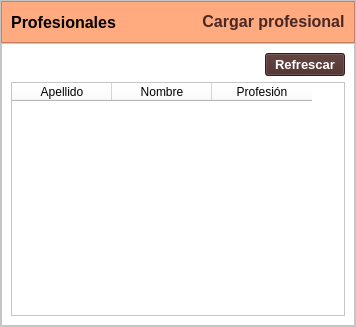
Before: the Qt Designer form gui/listado_profesionales_paciente.ui in ayenaccarato/Marcanac, drawn with Qt 5.
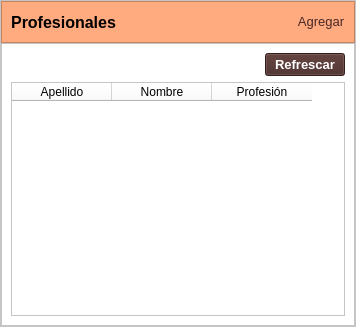
After: the same form once the commit is applied. Icons and pictures are not drawn.

Diff of the .ui file:
```diff
--- a/gui/listado_profesionales_paciente.ui
+++ b/gui/listado_profesionales_paciente.ui
@@ -136,9 +136,9 @@
             <property name="font">
              <font>
               <family>Segoe UI</family>
-              <pointsize>12</pointsize>
-              <weight>75</weight>
-              <bold>true</bold>
+              <pointsize>10</pointsize>
+              <weight>50</weight>
+              <bold>false</bold>
              </font>
             </property>
             <property name="cursor">
@@ -148,7 +148,17 @@
              <string notr="true">color: rgb(71, 40, 37);</string>
             </property>
             <property name="text">
-             <string>Cargar profesional</string>
+             <string>Agregar</string>
+            </property>
+            <property name="icon">
+             <iconset>
+              <normaloff>imagenes/profesional.png</normaloff>imagenes/profesional.png</iconset>
+            </property>
+            <property name="iconSize">
+             <size>
+              <width>25</width>
+              <height>25</height>
+             </size>
             </property>
            </widget>
           </item>
```
